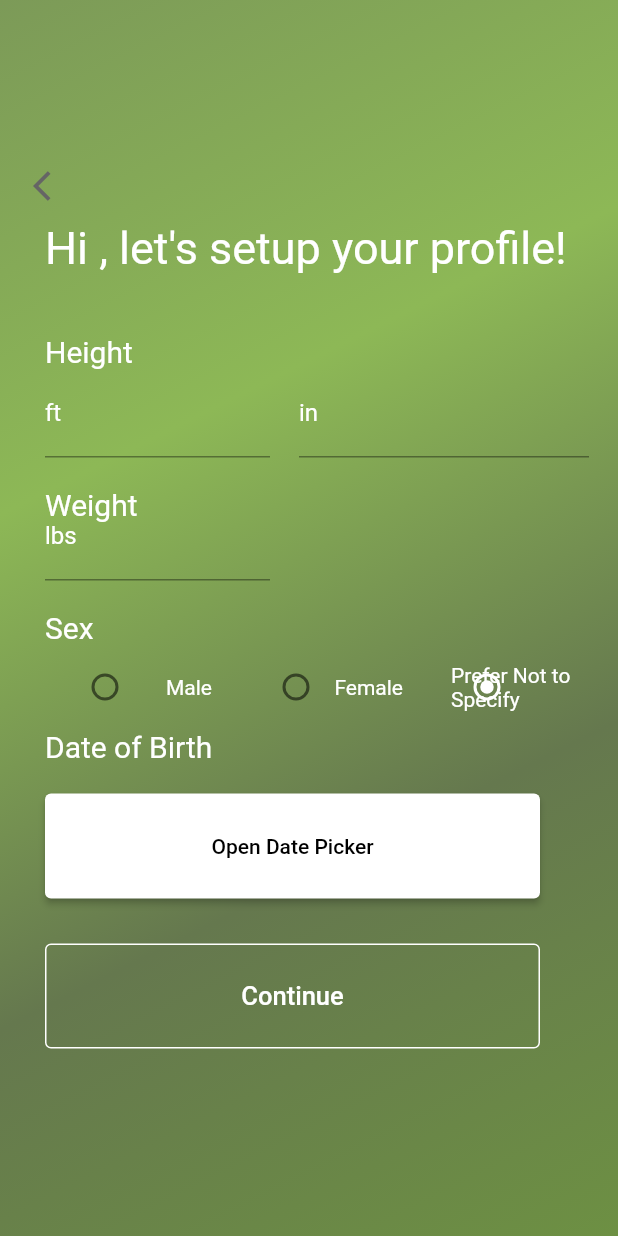
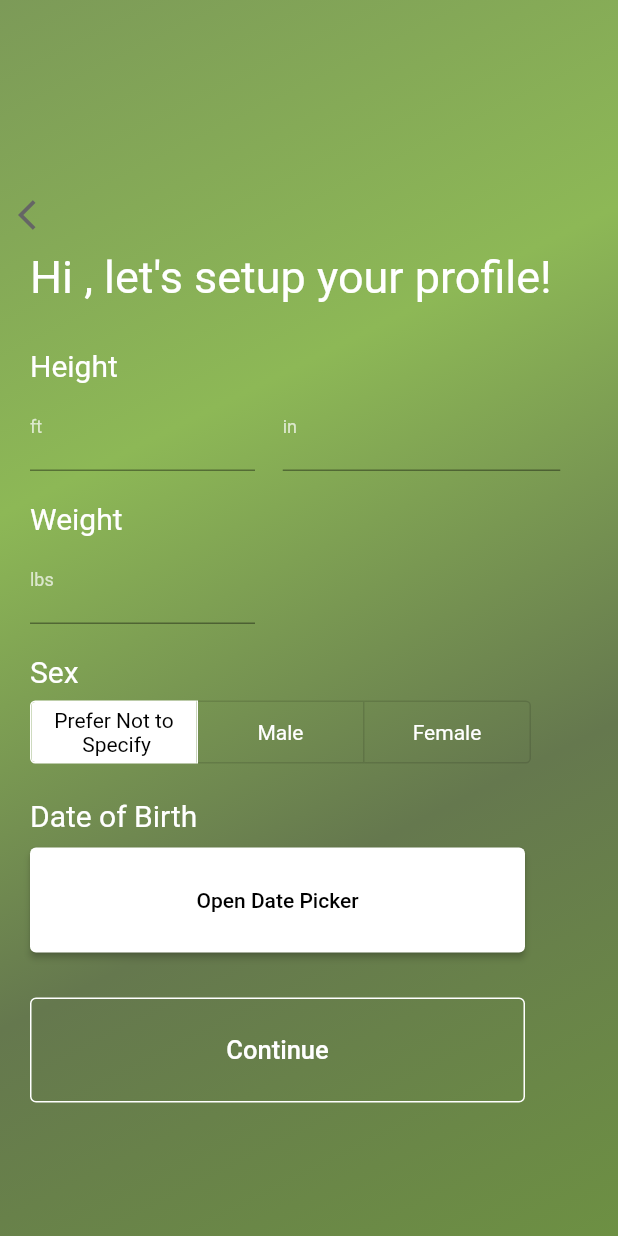
Before and after one commit to senior-design-2022-23/sr-design-w1-tracy, a Flutter app: the PersonalInformationPage screen opened directly with empty values, on a phone screen of 412 x 824 dp. Run offline on Flutter 3.47's test engine with Material 2 defaults, Android fonts, the phone set to English and light mode, and no system bars; our stand-ins replace google_sign_in, parse_server_sdk_flutter; missing offline and left inert: dart:js.

Commit message:
Fixing overflow from input boxes and radio buttons

```diff
--- a/lib/src/features/create-account/presentation/signup.dart
+++ b/lib/src/features/create-account/presentation/signup.dart
@@ -28,11 +28,14 @@ class SignUpPage extends StatelessWidget {
         // Structural Container for Widgets
         child: Scaffold(
             backgroundColor: Colors.transparent,
-        body: Container(
-          padding: const EdgeInsets.only(top: 100, left: 30),
+            body: Padding(
+              padding: const EdgeInsets.only(left: 20, right: 20),
+              child: Center(
+                child: SingleChildScrollView(
                   child: Column(
                     crossAxisAlignment: CrossAxisAlignment.start,
                     children: <Widget>[
+                      const SizedBox(height: 30),
                       // Back Arrow Button
                       Transform.translate(
                         offset: const Offset(-20, 0),
@@ -48,7 +51,8 @@ class SignUpPage extends StatelessWidget {
                       const Text(
                         'Sign Up',
                         style: TextStyle(
-                    fontSize: 50, color: Color.fromARGB(255, 255, 255, 255)),
+                            fontSize: 50,
+                            color: Color.fromARGB(255, 255, 255, 255)),
                       ),
 
                       // Container for same line Text Field
@@ -64,7 +68,8 @@ class SignUpPage extends StatelessWidget {
                                   border: UnderlineInputBorder(),
                                   constraints: BoxConstraints(maxWidth: 150),
                                   labelStyle: TextStyle(
-                              color: Color.fromARGB(255, 255, 255, 255)),
+                                      color:
+                                          Color.fromARGB(255, 255, 255, 255)),
                                   labelText: 'First Name',
                                 ),
                               ),
@@ -78,7 +83,8 @@ class SignUpPage extends StatelessWidget {
                                 decoration: const InputDecoration(
                                   border: UnderlineInputBorder(),
                                   labelStyle: TextStyle(
-                              color: Color.fromARGB(255, 255, 255, 255)),
+                                      color:
+                                          Color.fromARGB(255, 255, 255, 255)),
                                   labelText: 'Last Name',
                                 ),
                               ),
@@ -92,8 +98,8 @@ class SignUpPage extends StatelessWidget {
                             controller: controllerUsername,
                             decoration: const InputDecoration(
                               border: UnderlineInputBorder(),
-                      labelStyle:
-                      TextStyle(color: Color.fromARGB(255, 255, 255, 255)),
+                              labelStyle: TextStyle(
+                                  color: Color.fromARGB(255, 255, 255, 255)),
                               labelText: 'Email',
                             ),
                           )),
@@ -104,8 +110,8 @@ class SignUpPage extends StatelessWidget {
                             controller: controllerPassword,
                             decoration: const InputDecoration(
                               border: UnderlineInputBorder(),
-                      labelStyle:
-                      TextStyle(color: Color.fromARGB(255, 255, 255, 255)),
+                              labelStyle: TextStyle(
+                                  color: Color.fromARGB(255, 255, 255, 255)),
                               labelText: 'Password',
                             ),
                             obscureText: true,
@@ -129,7 +135,8 @@ class SignUpPage extends StatelessWidget {
                             },
                             style: TextButton.styleFrom(
                               side: const BorderSide(
-                          width: 1, color: Color.fromARGB(255, 255, 255, 255)),
+                                  width: 1,
+                                  color: Color.fromARGB(255, 255, 255, 255)),
                               minimumSize: const Size(330, 70),
                             ),
                             child: const Text(
@@ -178,13 +185,14 @@ class SignUpPage extends StatelessWidget {
                             child: const Text(
                               "Sign In",
                               style: TextStyle(
-                          fontSize: 17, color: Color.fromARGB(255, 0, 0, 0)),
+                                  fontSize: 17,
+                                  color: Color.fromARGB(255, 0, 0, 0)),
                             ),
                           )),
                     ],
                   ),
                 ),
               ),
-    );
+            )));
   }
 }
--- a/lib/src/features/login/presentation/login.dart
+++ b/lib/src/features/login/presentation/login.dart
@@ -26,11 +26,14 @@ class SignInPage extends StatelessWidget {
         // Structural Container for Widgets
         child: Scaffold(
             backgroundColor: Colors.transparent,
-        body: Container(
-          padding: const EdgeInsets.only(top: 100, left: 30),
+            body: Padding(
+              padding: const EdgeInsets.only(left: 20, right: 20),
+              child: Center(
+                child: SingleChildScrollView(
                   child: Column(
                     crossAxisAlignment: CrossAxisAlignment.start,
                     children: <Widget>[
+                      const SizedBox(height: 30),
                       // Back Arrow Button
                       Transform.translate(
                         offset: const Offset(-20, 0),
@@ -46,7 +49,8 @@ class SignInPage extends StatelessWidget {
                       const Text(
                         'Sign In',
                         style: TextStyle(
-                    fontSize: 50, color: Color.fromARGB(255, 255, 255, 255)),
+                            fontSize: 50,
+                            color: Color.fromARGB(255, 255, 255, 255)),
                       ),
                       // Username Field Form
                       Container(
@@ -55,8 +59,8 @@ class SignInPage extends StatelessWidget {
                             controller: userController,
                             decoration: const InputDecoration(
                               border: UnderlineInputBorder(),
-                      labelStyle:
-                      TextStyle(color: Color.fromARGB(255, 255, 255, 255)),
+                              labelStyle: TextStyle(
+                                  color: Color.fromARGB(255, 255, 255, 255)),
                               labelText: 'Username',
                             ),
                           )),
@@ -67,8 +71,8 @@ class SignInPage extends StatelessWidget {
                             controller: passwordController,
                             decoration: const InputDecoration(
                               border: UnderlineInputBorder(),
-                      labelStyle:
-                      TextStyle(color: Color.fromARGB(255, 255, 255, 255)),
+                              labelStyle: TextStyle(
+                                  color: Color.fromARGB(255, 255, 255, 255)),
                               labelText: 'Password',
                             ),
                             obscureText: true,
@@ -78,13 +82,13 @@ class SignInPage extends StatelessWidget {
                           margin: const EdgeInsets.only(top: 70),
                           child: OutlinedButton(
                             onPressed: () async {
-                        await doUserLogin(
-                        userController.text.trim(),
+                              await doUserLogin(userController.text.trim(),
                                   passwordController.text.trim());
                             },
                             style: TextButton.styleFrom(
                               side: const BorderSide(
-                          width: 1, color: Color.fromARGB(255, 255, 255, 255)),
+                                  width: 1,
+                                  color: Color.fromARGB(255, 255, 255, 255)),
                               minimumSize: const Size(330, 70),
                             ),
                             child: const Text(
@@ -128,13 +132,14 @@ class SignInPage extends StatelessWidget {
                             child: const Text(
                               "Create New Account",
                               style: TextStyle(
-                          fontSize: 17, color: Color.fromARGB(255, 0, 0, 0)),
+                                  fontSize: 17,
+                                  color: Color.fromARGB(255, 0, 0, 0)),
                             ),
                           )),
                     ],
                   ),
                 ),
               ),
-    );
+            )));
   }
 }
--- a/lib/src/features/profiling/presentation/personalinfopage.dart
+++ b/lib/src/features/profiling/presentation/personalinfopage.dart
@@ -12,6 +12,8 @@ class PersonalInformationPage extends StatefulWidget {
 
 class _PersonalInformationPageState extends State<PersonalInformationPage>
     with RestorationMixin {
+  String? sexOption = "N/A";
+  final List<bool> _selectedSex = <bool>[true, false, false];
   @override
   String? get restorationId => widget.restorationId;
 
@@ -67,7 +69,6 @@ class _PersonalInformationPageState extends State<PersonalInformationPage>
 
   @override
   Widget build(BuildContext context) {
-    String? sexOption = "N/A";
     // Top Level Container
     return Container(
         // Background Gradient Decoration
@@ -85,11 +86,17 @@ class _PersonalInformationPageState extends State<PersonalInformationPage>
         // Structural Container for Widgets
         child: Scaffold(
             backgroundColor: Colors.transparent,
-        body: Container(
-          padding: const EdgeInsets.only(top: 100, left: 30),
+            body: Padding(
+              padding: const EdgeInsets.only(
+                left: 20,
+                right: 20,
+              ),
+              child: Center(
+                child: SingleChildScrollView(
                   child: Column(
                     crossAxisAlignment: CrossAxisAlignment.start,
                     children: <Widget>[
+                      const SizedBox(height: 30),
                       // Back Arrow Button
                       Transform.translate(
                         offset: const Offset(-20, 0),
@@ -104,31 +111,31 @@ class _PersonalInformationPageState extends State<PersonalInformationPage>
                       ),
                       Text(
                         "Hi ${widget.name}, let's setup your profile!",
-                style: TextStyle(
-                    fontSize: 30, color: Color.fromARGB(255, 255, 255, 255)),
+                        style: const TextStyle(
+                            fontSize: 30,
+                            color: Color.fromARGB(255, 255, 255, 255)),
                       ),
-              Transform.translate(
-                  offset: const Offset(0, 40),
-                  child: Text(
+                      const SizedBox(height: 30),
+                      const Text(
                         "Height",
                         style: TextStyle(
                             fontSize: 20,
                             color: Color.fromARGB(255, 255, 255, 255)),
-                  )),
+                      ),
                       // Container for same line Text Field
-              Container(
-                  margin: const EdgeInsets.only(top: 40),
-                  child: Row(children: <Widget>[
+                      Row(children: <Widget>[
                         Flexible(
                           flex: 0,
                           // First Name Form Field
                           child: TextFormField(
                             decoration: const InputDecoration(
+                              label: Text(
+                                "ft",
+                                style: TextStyle(
+                                    fontSize: 12, color: Colors.white70),
+                              ),
                               border: UnderlineInputBorder(),
                               constraints: BoxConstraints(maxWidth: 150),
-                          labelStyle: TextStyle(
-                              color: Color.fromARGB(255, 255, 255, 255)),
-                          labelText: 'ft',
                             ),
                           ),
                         ),
@@ -138,99 +145,85 @@ class _PersonalInformationPageState extends State<PersonalInformationPage>
                           // Last Name Form Field
                           child: TextFormField(
                             decoration: const InputDecoration(
+                              label: Text(
+                                "in",
+                                style: TextStyle(
+                                    fontSize: 12, color: Colors.white70),
+                              ),
                               border: UnderlineInputBorder(),
-                          labelStyle: TextStyle(
-                              color: Color.fromARGB(255, 255, 255, 255)),
-                          labelText: 'in',
                             ),
                           ),
                         ),
                         const Spacer(),
-                  ])),
-              Transform.translate(
-                  offset: const Offset(0, 20),
-                  child: Text(
+                      ]),
+                      const SizedBox(height: 20),
+                      const Text(
                         "Weight",
                         style: TextStyle(
                             fontSize: 20,
                             color: Color.fromARGB(255, 255, 255, 255)),
-                  )),
+                      ),
                       TextFormField(
                         decoration: const InputDecoration(
                             border: UnderlineInputBorder(),
                             constraints: BoxConstraints(maxWidth: 150),
-                  labelStyle:
-                      TextStyle(color: Color.fromARGB(255, 255, 255, 255)),
-                  labelText: 'lbs',
+                            label: Text(
+                              "lbs",
+                              style: TextStyle(
+                                fontSize: 12,
+                                color: Colors.white70,
                               ),
+                            )),
                       ),
-              Transform.translate(
-                  offset: const Offset(0, 20),
-                  child: Text(
+                      const SizedBox(height: 20),
+                      const Text(
                         "Sex",
                         style: TextStyle(
                             fontSize: 20,
                             color: Color.fromARGB(255, 255, 255, 255)),
-                  )),
-              Transform.translate(
-                  offset: const Offset(0, 20),
-                  child: Row(
-                    children: [
-                      Flexible(
-                          child: ListTile(
-                              textColor: Colors.white,
-                              trailing: const Text('Male'),
-                              leading: Radio<String>(
-                                  value: "Male",
-                                  groupValue: sexOption,
-                                  onChanged: (String? value) {
+                      ),
+                      const SizedBox(height: 5),
+                      ToggleButtons(
+                        direction: Axis.horizontal,
+                        onPressed: (int index) {
                           setState(() {
-                                      sexOption = value!;
+                            for (int i = 0; i < _selectedSex.length; i++) {
+                              _selectedSex[i] = i == index;
+                            }
+                            sexOption = ['N/A', 'Male', 'Female'][index];
                           });
-                                  }))),
-                      Flexible(
-                          child: ListTile(
-                              textColor: Colors.white,
-                              trailing: const Text('Female'),
-                              leading: Radio<String>(
-                                  value: "Female",
-                                  groupValue: sexOption,
-                                  onChanged: (String? value) {
-                                    setState(() {
-                                      sexOption = value;
-                                    });
-                                  }))),
-                      Flexible(
-                          child: ListTile(
-                              textColor: Colors.white,
-                              trailing: const Text('Prefer Not to Specify'),
-                              leading: Radio<String>(
-                                  fillColor:
-                                      MaterialStateProperty.resolveWith<Color>(
-                                          (Set<MaterialState> states) {
-                                    return Colors.white;
-                                  }),
-                                  value: "N/A",
-                                  groupValue: sexOption,
-                                  onChanged: (String? value) {
-                                    setState(() {
-                                      sexOption = value!;
-                                    });
-                                  }))),
+                        },
+                        borderRadius:
+                            const BorderRadius.all(Radius.circular(3)),
+                        selectedBorderColor: Colors.white,
+                        selectedColor: Colors.black,
+                        fillColor: Colors.white,
+                        color: Colors.white,
+                        constraints: const BoxConstraints(
+                          minHeight: 40.0,
+                          minWidth: 110.0,
+                        ),
+                        isSelected: _selectedSex,
+                        children: const <Widget>[
+                          Text(
+                            'Prefer Not to\n Specify',
+                            textAlign: TextAlign.center,
+                          ),
+                          Text('Male'),
+                          Text('Female')
                         ],
-                  )),
-              Transform.translate(
-                  offset: const Offset(0, 20),
-                  child: Text(
+                      ),
+                      const SizedBox(height: 20),
+                      const Text(
                         "Date of Birth",
                         style: TextStyle(
                             fontSize: 20,
                             color: Color.fromARGB(255, 255, 255, 255)),
-                  )),
-              Transform.translate(
-                  offset: const Offset(0, 40),
-                  child: ElevatedButton(
-                    onPressed: () => _restorableDatePickerRouteFuture.present(),
+                      ),
+                      const SizedBox(height: 10),
+                      ElevatedButton(
+                        onPressed: () =>
+                            _restorableDatePickerRouteFuture.present(),
                         style: TextButton.styleFrom(
                             minimumSize: const Size(330, 70),
                             backgroundColor:
@@ -239,14 +232,14 @@ class _PersonalInformationPageState extends State<PersonalInformationPage>
                           'Open Date Picker',
                           style: TextStyle(color: Colors.black),
                         ),
-                  )),
-              Container(
-                  margin: const EdgeInsets.only(top: 70),
-                  child: OutlinedButton(
+                      ),
+                      const SizedBox(height: 30),
+                      OutlinedButton(
                         onPressed: () {},
                         style: TextButton.styleFrom(
                           side: const BorderSide(
-                          width: 1, color: Color.fromARGB(255, 255, 255, 255)),
+                              width: 1,
+                              color: Color.fromARGB(255, 255, 255, 255)),
                           minimumSize: const Size(330, 70),
                         ),
                         child: const Text(
@@ -255,11 +248,11 @@ class _PersonalInformationPageState extends State<PersonalInformationPage>
                               fontSize: 17,
                               color: Color.fromARGB(255, 255, 255, 255)),
                         ),
-                  )),
+                      ),
                     ],
                   ),
                 ),
               ),
-    );
+            )));
   }
 }
```
Lines whose indentation alone changed are shown as unchanged.
